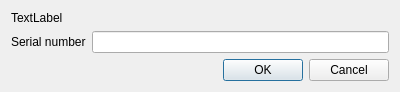
Above: app/ui/add_sn_diag.ui from davidsenoner/emec-drv-canopen-tester before the change. Below: the same form after it.
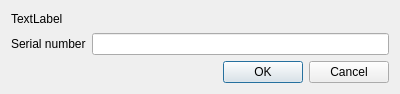
That is the form after the change.

Commit message: fix: resize window

```diff
--- a/app/ui/add_sn_diag.ui
+++ b/app/ui/add_sn_diag.ui
@@ -7,7 +7,7 @@
     <x>0</x>
     <y>0</y>
     <width>400</width>
-    <height>72</height>
+    <height>94</height>
    </rect>
   </property>
   <property name="windowTitle">
```
